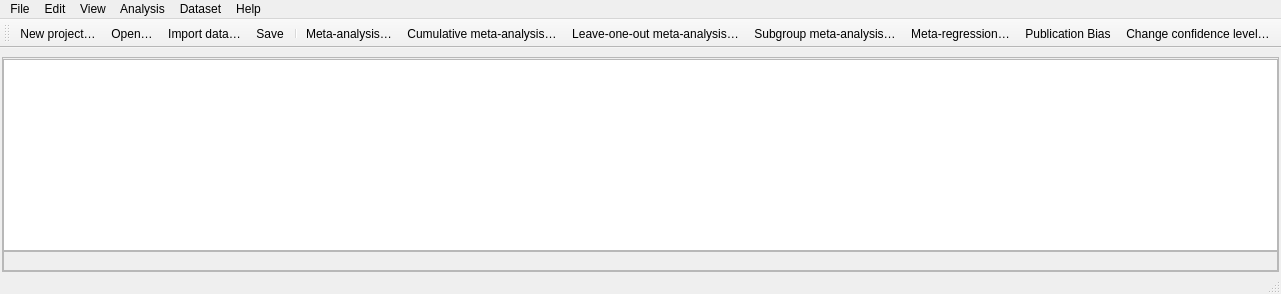
First picture: the form in src/rc_metastudio/forms/main_window.ui, repository AliSalman-et-al/rc-metastudio, before the edit.
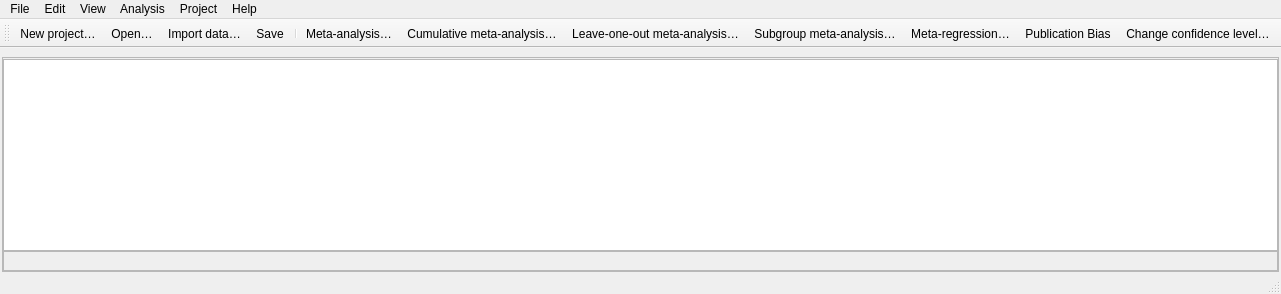
Second picture: the form after the edit. Icons and pictures are not drawn.

Commit message: Align project terminology and form labels across desktop workflows

What changed in the file:
```diff
--- a/src/rc_metastudio/forms/main_window.ui
+++ b/src/rc_metastudio/forms/main_window.ui
@@ -177,7 +177,7 @@
    </widget>
    <widget class="QMenu" name="menuDataset">
     <property name="title">
-     <string>Dataset</string>
+     <string>Project</string>
     </property>
     <addaction name="action_new_dataset" />
     <addaction name="separator" />
```
The commit also changes 8 other files.
